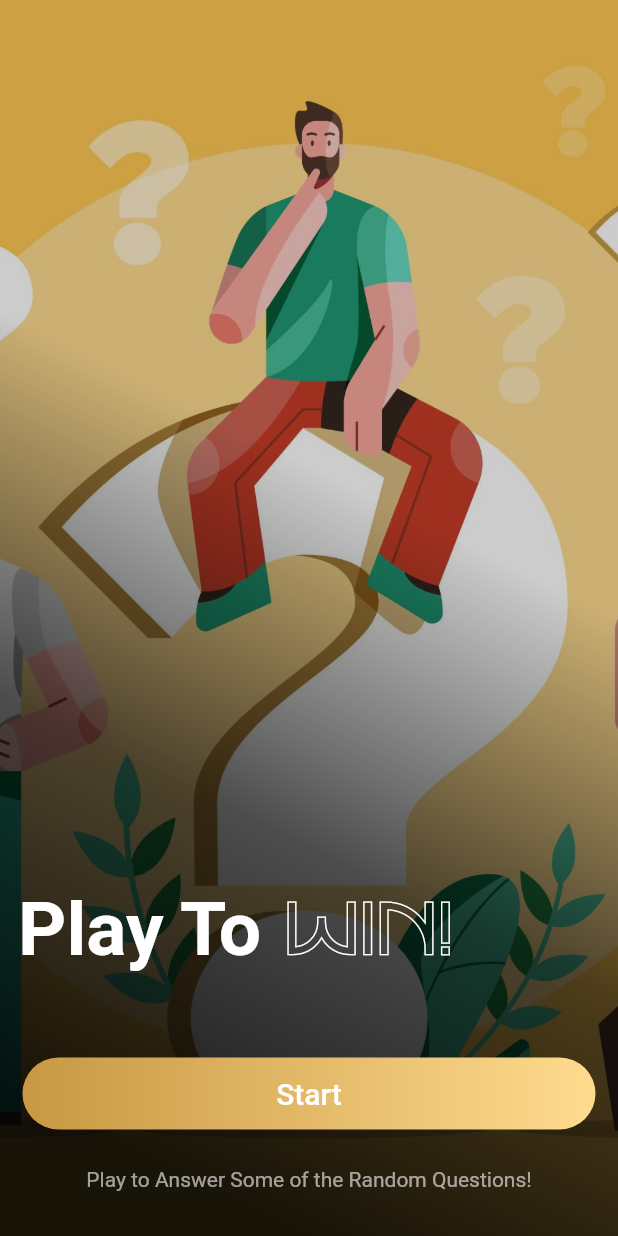
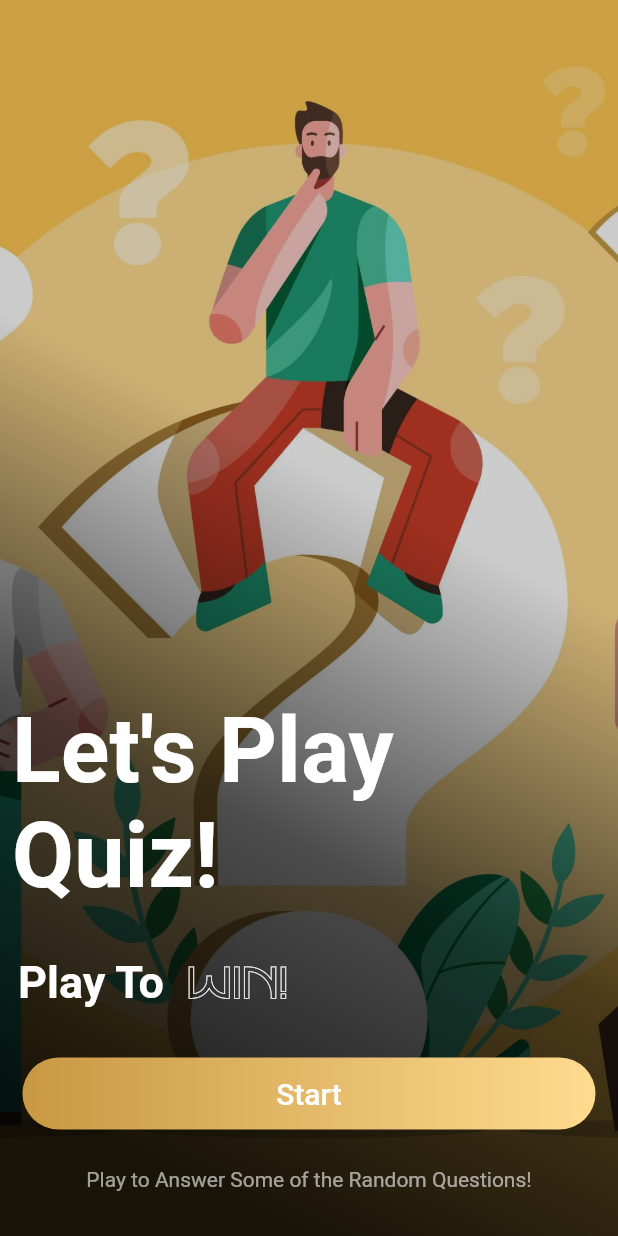
Before and after one commit to Prabhneet-Web/QuizApp, a Flutter app: the screen it shows after launch, on a phone screen of 412 x 824 dp. Run offline on Flutter 3.47's test engine with Material 2 defaults, Android fonts, the phone set to English and light mode, and no system bars; drawn by our look-alikes of animated_text_kit; our stand-ins replace page_transition.

Commit message:
final Changes to startPage.

```diff
--- a/lib/pages/homePage.dart
+++ b/lib/pages/homePage.dart
@@ -55,27 +55,37 @@ class _HomePageState extends State<HomePage> with TickerProviderStateMixin {
             mainAxisAlignment: MainAxisAlignment.end,
             crossAxisAlignment: CrossAxisAlignment.center,
             children: [
+              const Padding(
+                padding: EdgeInsets.only(left: 8.0),
+                child: Text(
+                  "Let's Play Quiz!",
+                  style: TextStyle(
+                      color: Colors.white,
+                      fontSize: 60,
+                      fontWeight: FontWeight.bold),
+                ),
+              ),
               Row(
                 children: [
                   const SizedBox(
                     width: 12,
-                    height: 170,
+                    height: 100,
                   ),
                   const Text("Play To",
                       style: TextStyle(
-                          fontSize: 50,
+                          fontSize: 30,
                           color: Colors.white,
                           fontWeight: FontWeight.bold)),
                   const SizedBox(width: 15),
                   AnimatedTextKit(animatedTexts: [
                     RotateAnimatedText("WIN!",
                         textStyle: const TextStyle(
-                            fontSize: 50,
+                            fontSize: 30,
                             color: Colors.white,
                             fontFamily: "Horizon")),
                     RotateAnimatedText("LOSE!",
                         textStyle: const TextStyle(
-                            fontSize: 50,
+                            fontSize: 30,
                             color: Colors.white,
                             fontFamily: "Horizon"))
                   ], isRepeatingAnimation: true, totalRepeatCount: 50)
```
